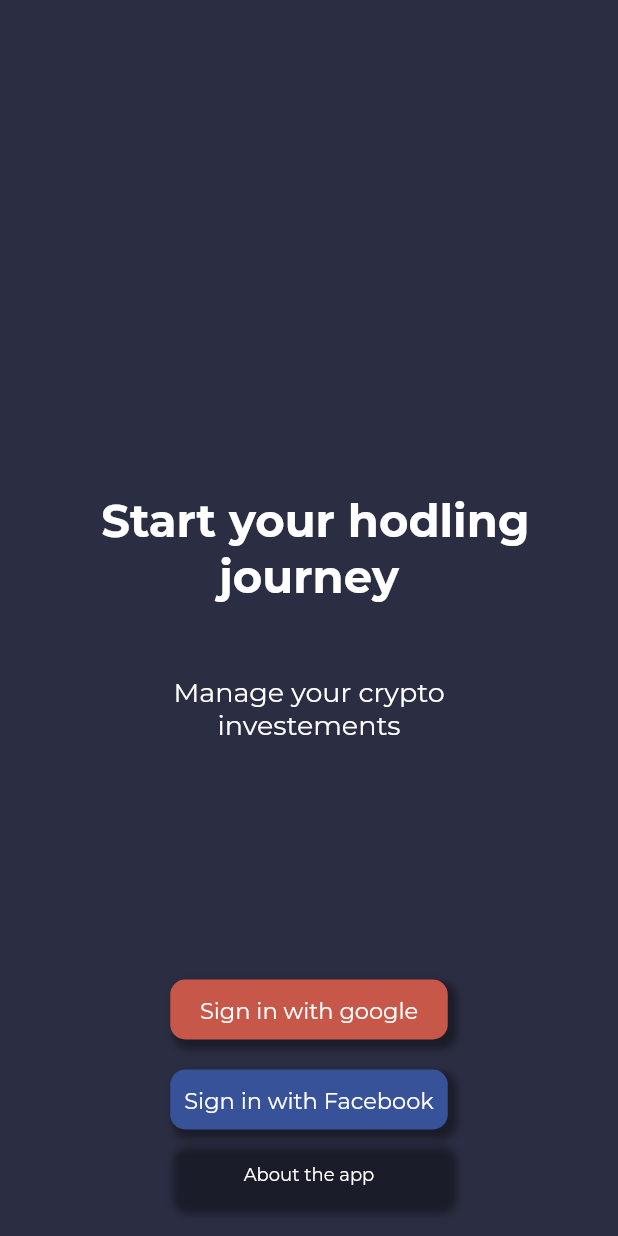
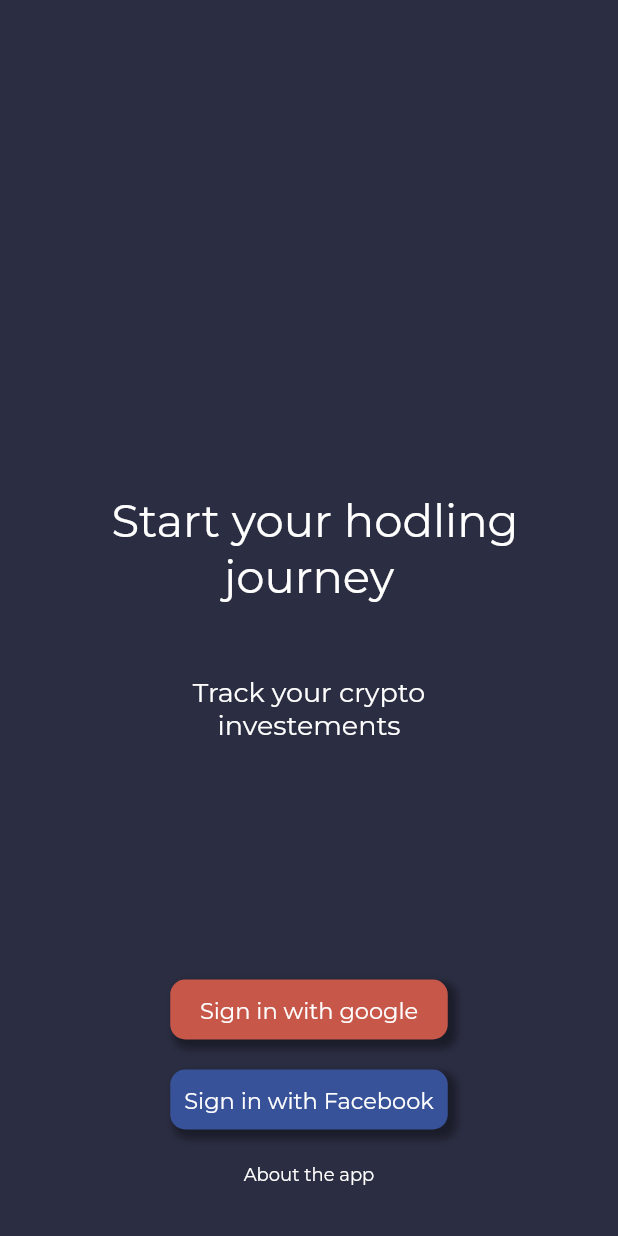
Before and after one commit to xeno097/crypto-journal-mobile, a Flutter app: the screen it shows after launch, on a phone screen of 412 x 824 dp. Run offline on Flutter 3.47's test engine with Material 2 defaults, Android fonts, the light colour scheme and no system bars; our stand-ins replace dartz, equatable, firebase_auth, firebase_core, flutter_riverpod, google_fonts and 4 more; accounts and stored records are empty.

Commit message:
refactored login page

```diff
--- a/lib/app/user/presentation/pages/login_page.dart
+++ b/lib/app/user/presentation/pages/login_page.dart
@@ -1,5 +1,7 @@
+import 'package:crypto_journal_mobile/shared/theme/colors.dart';
+import 'package:crypto_journal_mobile/shared/theme/text_styles.dart';
+import 'package:crypto_journal_mobile/shared/widgets/buttons/base_button.dart';
 import 'package:flutter/material.dart';
-import 'package:google_fonts/google_fonts.dart';
 
 class LoginPage extends StatelessWidget {
   const LoginPage({Key? key}) : super(key: key);
@@ -8,7 +10,7 @@
   Widget build(BuildContext context) {
     return SafeArea(
       child: Container(
-        color: Color(0xFF2B2D42),
+        color: backGroundColorPrimary,
         alignment: Alignment.center,
         padding: EdgeInsets.all(
           21.0,
@@ -26,11 +28,7 @@
                   Text(
                     " Start your hodling journey",
                     textAlign: TextAlign.center,
-                    style: GoogleFonts.montserrat(
-                      color: Colors.white,
-                      fontSize: 30.0,
-                      fontWeight: FontWeight.bold,
-                    ),
+                    style: mainTitleTextStyle,
                   ),
                   Container(
                     child: LayoutBuilder(
@@ -38,12 +36,9 @@
                         return Container(
                           width: constraints.maxWidth / 2,
                           child: Text(
-                            "Manage your crypto investements",
+                            "Track your crypto investements",
                             textAlign: TextAlign.center,
-                            style: GoogleFonts.montserrat(
-                              color: Colors.white,
-                              fontSize: 18.0,
-                            ),
+                            style: subTitleTextStyle,
                           ),
                         );
                       },
@@ -60,14 +55,11 @@
                     Padding(
                       padding: const EdgeInsets.symmetric(vertical: 10.0),
                       child: BaseButton(
-                        backGroundColor: Color(0xFFC75749),
+                        backGroundColor: googleButtonBackGroundColor,
                         child: Center(
                           child: Text(
                             "Sign in with google",
-                            style: GoogleFonts.montserrat(
-                              color: Colors.white,
-                              fontSize: 15.0,
-                            ),
+                            style: defaultTextStyle,
                           ),
                         ),
                       ),
@@ -77,27 +69,21 @@
                         vertical: 10.0,
                       ),
                       child: BaseButton(
-                        backGroundColor: Color(0xFF375299),
+                        backGroundColor: facebookButtonBackGroundColor,
                         child: Center(
                           child: Text(
                             "Sign in with Facebook",
-                            style: GoogleFonts.montserrat(
-                              color: Colors.white,
-                              fontSize: 15.0,
-                            ),
+                            style: defaultTextStyle,
                           ),
                         ),
                       ),
                     ),
-                    BaseButton(
-                      backGroundColor: Colors.transparent,
+                    Container(
+                      height: 40.0,
                       child: Center(
                         child: Text(
                           "About the app",
-                          style: GoogleFonts.montserrat(
-                            color: Colors.white,
-                            fontSize: 12.0,
-                          ),
+                          style: secondaryTextStyle,
                         ),
                       ),
                     ),
@@ -111,44 +97,3 @@
     );
   }
 }
-
-class BaseButton extends StatelessWidget {
-  final Widget child;
-  final Color backGroundColor;
-
-  const BaseButton({
-    Key? key,
-    required this.child,
-    required this.backGroundColor,
-  }) : super(key: key);
-
-  @override
-  Widget build(BuildContext context) {
-    return LayoutBuilder(
-      builder: (context, constraints) {
-        return Container(
-          height: 40.0,
-          width: constraints.maxWidth / 2,
-          child: this.child,
-          decoration: BoxDecoration(
-            boxShadow: [
-              BoxShadow(
-                color: Colors.black38,
-                spreadRadius: 2.0,
-                blurRadius: 4.0,
-                offset: Offset(
-                  4.0,
-                  4.0,
-                ),
-              ),
-            ],
-            color: this.backGroundColor,
-            borderRadius: BorderRadius.circular(
-              10.0,
-            ),
-          ),
-        );
-      },
-    );
-  }
-}
```
